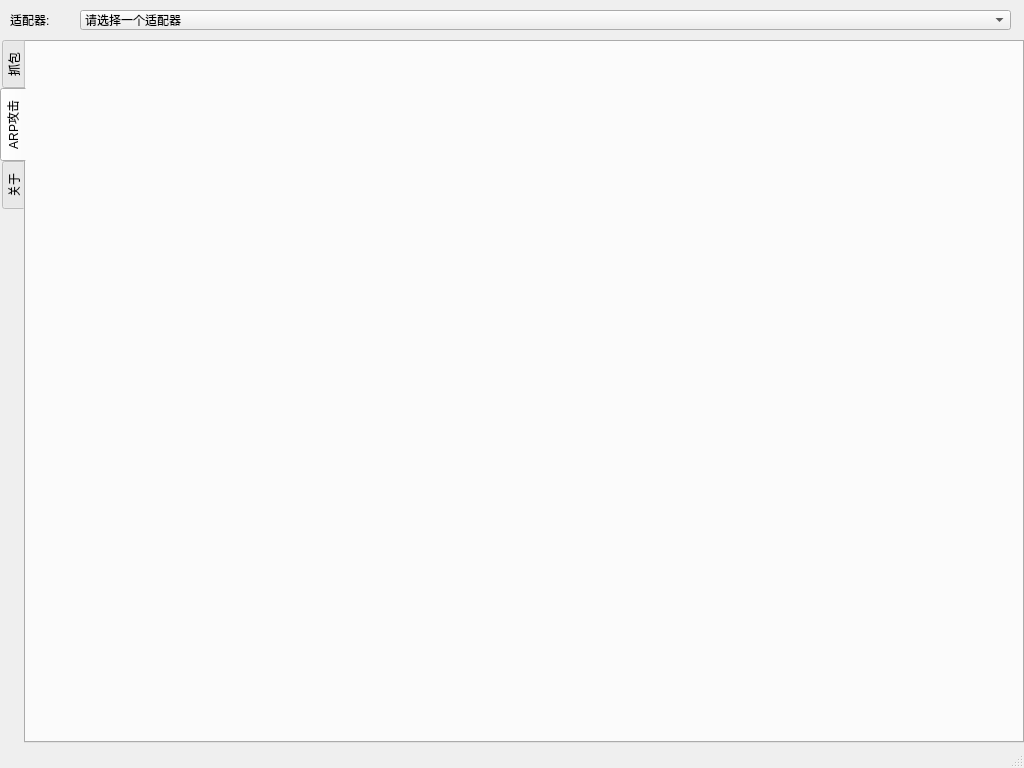
The window that sniffer/mainwindow.ui (yilinfang/sniffer) describes before a commit, drawn with Qt 5.
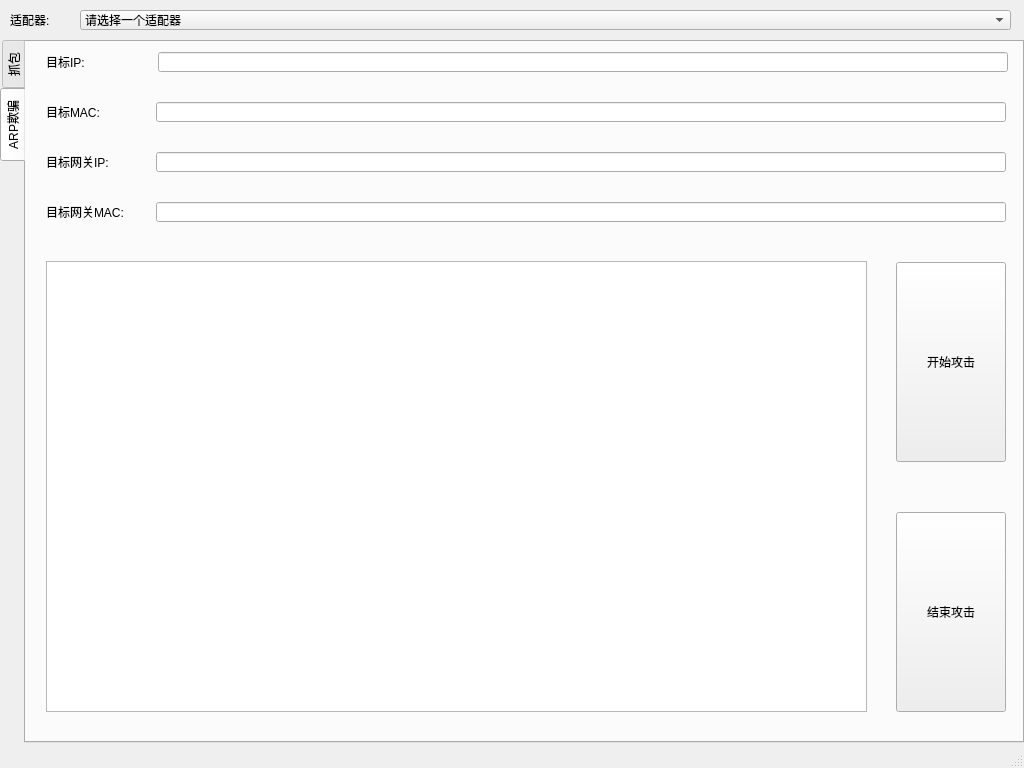
The same window after the commit. The open tabs and pages were chosen to show the change.

Patch:
```diff
--- a/sniffer/mainwindow.ui
+++ b/sniffer/mainwindow.ui
@@ -266,13 +266,139 @@
     </widget>
     <widget class="QWidget" name="tab_2">
      <attribute name="title">
-      <string>ARP攻击</string>
+      <string>ARP欺骗</string>
      </attribute>
-    </widget>
-    <widget class="QWidget" name="tab_3">
-     <attribute name="title">
-      <string>关于</string>
-     </attribute>
+     <widget class="QLabel" name="label_3">
+      <property name="geometry">
+       <rect>
+        <x>20</x>
+        <y>10</y>
+        <width>100</width>
+        <height>20</height>
+       </rect>
+      </property>
+      <property name="text">
+       <string>目标IP:</string>
+      </property>
+     </widget>
+     <widget class="QLabel" name="label_4">
+      <property name="geometry">
+       <rect>
+        <x>20</x>
+        <y>110</y>
+        <width>100</width>
+        <height>20</height>
+       </rect>
+      </property>
+      <property name="text">
+       <string>目标网关IP:</string>
+      </property>
+     </widget>
+     <widget class="QLineEdit" name="lineEdit_targetIp_lab2">
+      <property name="geometry">
+       <rect>
+        <x>132</x>
+        <y>10</y>
+        <width>850</width>
+        <height>20</height>
+       </rect>
+      </property>
+      <property name="text">
+       <string/>
+      </property>
+     </widget>
+     <widget class="QLineEdit" name="lineEdit_gateIp_lab2">
+      <property name="geometry">
+       <rect>
+        <x>130</x>
+        <y>110</y>
+        <width>850</width>
+        <height>20</height>
+       </rect>
+      </property>
+     </widget>
+     <widget class="QTextEdit" name="textEdit_tab2">
+      <property name="geometry">
+       <rect>
+        <x>20</x>
+        <y>219</y>
+        <width>821</width>
+        <height>451</height>
+       </rect>
+      </property>
+     </widget>
+     <widget class="QPushButton" name="pushButton_start_lab2">
+      <property name="geometry">
+       <rect>
+        <x>870</x>
+        <y>220</y>
+        <width>110</width>
+        <height>200</height>
+       </rect>
+      </property>
+      <property name="text">
+       <string>开始攻击</string>
+      </property>
+     </widget>
+     <widget class="QPushButton" name="pushButton_stop_lab2">
+      <property name="geometry">
+       <rect>
+        <x>870</x>
+        <y>470</y>
+        <width>110</width>
+        <height>200</height>
+       </rect>
+      </property>
+      <property name="text">
+       <string>结束攻击</string>
+      </property>
+     </widget>
+     <widget class="QLabel" name="label">
+      <property name="geometry">
+       <rect>
+        <x>20</x>
+        <y>60</y>
+        <width>100</width>
+        <height>20</height>
+       </rect>
+      </property>
+      <property name="text">
+       <string>目标MAC:</string>
+      </property>
+     </widget>
+     <widget class="QLineEdit" name="lineEdit_targetMac_lab2">
+      <property name="geometry">
+       <rect>
+        <x>130</x>
+        <y>60</y>
+        <width>850</width>
+        <height>20</height>
+       </rect>
+      </property>
+     </widget>
+     <widget class="QLabel" name="label_5">
+      <property name="geometry">
+       <rect>
+        <x>20</x>
+        <y>160</y>
+        <width>100</width>
+        <height>20</height>
+       </rect>
+      </property>
+      <property name="text">
+       <string>目标网关MAC:</string>
+      </property>
+     </widget>
+     <widget class="QLineEdit" name="lineEdit_gateMac_lab2">
+      <property name="geometry">
+       <rect>
+        <x>130</x>
+        <y>160</y>
+        <width>850</width>
+        <height>20</height>
+       </rect>
+      </property>
+     </widget>
     </widget>
    </widget>
    <widget class="QLabel" name="label_1">
```
